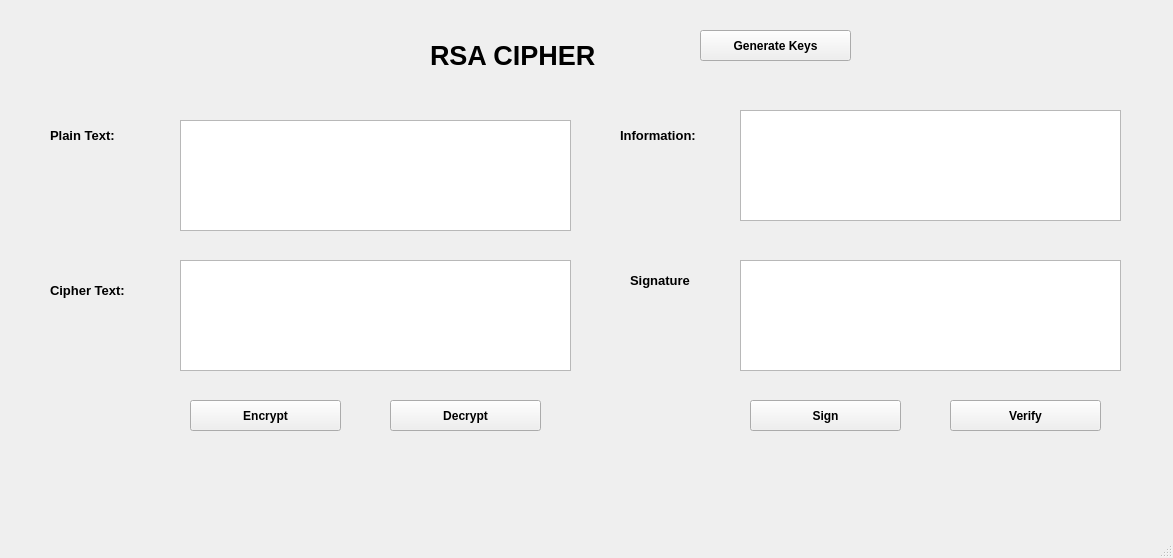
Before: the Qt Designer form lab_03/ui/rsa.ui in pggh-01202326/DinhTheVinh_2280603677, drawn with Qt 5.
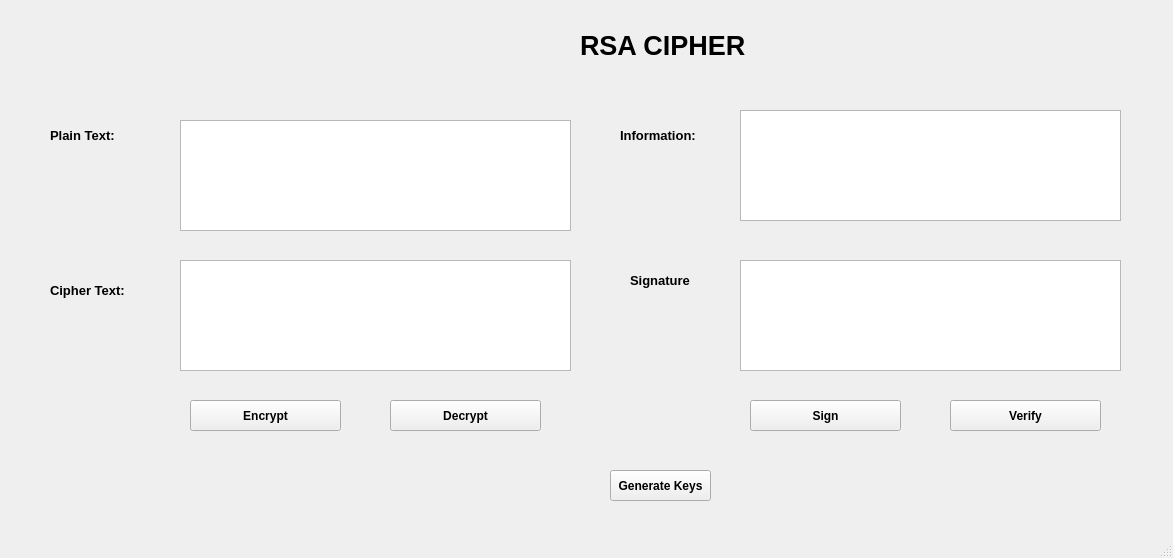
After: the same form once the commit is applied.

```diff
--- a/lab_03/ui/rsa.ui
+++ b/lab_03/ui/rsa.ui
@@ -17,10 +17,10 @@
    <widget class="QLabel" name="label">
     <property name="geometry">
      <rect>
-      <x>430</x>
-      <y>30</y>
-      <width>261</width>
-      <height>51</height>
+      <x>580</x>
+      <y>10</y>
+      <width>171</width>
+      <height>71</height>
      </rect>
     </property>
     <property name="font">
@@ -157,9 +157,9 @@
    <widget class="QPushButton" name="btn_gen_keys">
     <property name="geometry">
      <rect>
-      <x>700</x>
-      <y>30</y>
-      <width>151</width>
+      <x>610</x>
+      <y>470</y>
+      <width>101</width>
       <height>31</height>
      </rect>
     </property>
```
Left out of the diff: 2 changed lines with no effect on the pictures.
